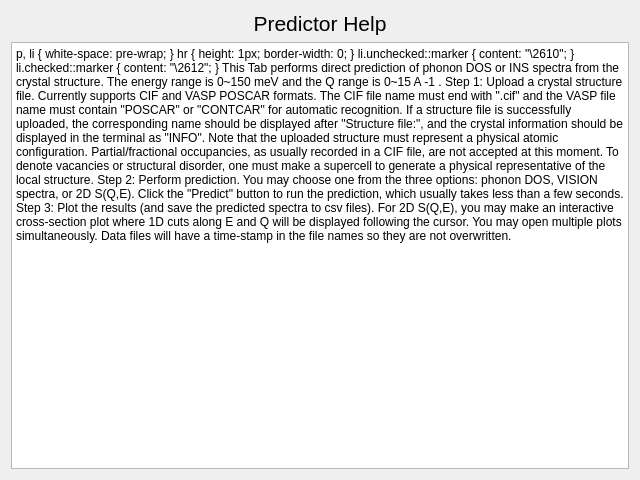
Above: gui/help_dp.ui from neutrons/inspired before the change. Below: the same form after it.
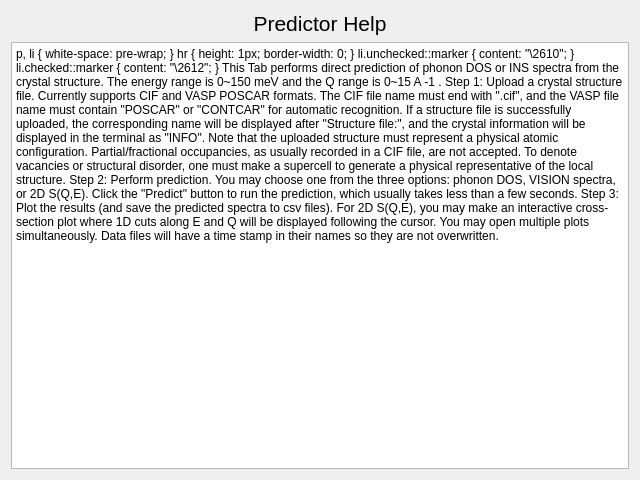
That is the form after the change.

Diff of the .ui file:
```diff
--- a/gui/help_dp.ui
+++ b/gui/help_dp.ui
@@ -33,11 +33,11 @@
 &lt;/style&gt;&lt;/head&gt;&lt;body style=&quot; font-family:'Segoe UI'; font-size:9pt; font-weight:400; font-style:normal;&quot;&gt;
 &lt;p style=&quot; margin-top:0px; margin-bottom:0px; margin-left:0px; margin-right:0px; -qt-block-indent:0; text-indent:0px;&quot;&gt;&lt;span style=&quot; font-size:12pt;&quot;&gt;This Tab performs direct prediction of phonon DOS or INS spectra from the crystal structure. The energy range is 0~150 meV and the Q range is 0~15 A&lt;/span&gt;&lt;span style=&quot; font-size:12pt; vertical-align:super;&quot;&gt;-1&lt;/span&gt;&lt;span style=&quot; font-size:12pt;&quot;&gt;.&lt;/span&gt;&lt;/p&gt;
 &lt;p style=&quot;-qt-paragraph-type:empty; margin-top:0px; margin-bottom:0px; margin-left:0px; margin-right:0px; -qt-block-indent:0; text-indent:0px; font-size:12pt;&quot;&gt;&lt;br /&gt;&lt;/p&gt;
-&lt;p style=&quot; margin-top:0px; margin-bottom:0px; margin-left:0px; margin-right:0px; -qt-block-indent:0; text-indent:0px;&quot;&gt;&lt;span style=&quot; font-size:12pt;&quot;&gt;Step 1: Upload a crystal structure file. Currently supports CIF and VASP POSCAR formats. The CIF file name must end with &amp;quot;.cif&amp;quot; and the VASP file name must contain &amp;quot;POSCAR&amp;quot; or &amp;quot;CONTCAR&amp;quot; for automatic recognition. If a structure file is successfully uploaded, the corresponding name should be displayed after &amp;quot;Structure file:&amp;quot;, and the crystal information should be displayed in the terminal as &amp;quot;INFO&amp;quot;. Note that the uploaded structure must represent a physical atomic configuration. Partial/fractional occupancies, as usually recorded in a CIF file, are not accepted at this moment. To denote vacancies or structural disorder, one must make a supercell to generate a physical representative of the local structure.&lt;/span&gt;&lt;/p&gt;
+&lt;p style=&quot; margin-top:0px; margin-bottom:0px; margin-left:0px; margin-right:0px; -qt-block-indent:0; text-indent:0px;&quot;&gt;&lt;span style=&quot; font-size:12pt;&quot;&gt;Step 1: Upload a crystal structure file. Currently supports CIF and VASP POSCAR formats. The CIF file name must end with &amp;quot;.cif&amp;quot;, and the VASP file name must contain &amp;quot;POSCAR&amp;quot; or &amp;quot;CONTCAR&amp;quot; for automatic recognition. If a structure file is successfully uploaded, the corresponding name will be displayed after &amp;quot;Structure file:&amp;quot;, and the crystal information will be displayed in the terminal as &amp;quot;INFO&amp;quot;. Note that the uploaded structure must represent a physical atomic configuration. Partial/fractional occupancies, as usually recorded in a CIF file, are not accepted. To denote vacancies or structural disorder, one must make a supercell to generate a physical representative of the local structure.&lt;/span&gt;&lt;/p&gt;
 &lt;p style=&quot;-qt-paragraph-type:empty; margin-top:0px; margin-bottom:0px; margin-left:0px; margin-right:0px; -qt-block-indent:0; text-indent:0px; font-size:12pt;&quot;&gt;&lt;br /&gt;&lt;/p&gt;
 &lt;p style=&quot; margin-top:0px; margin-bottom:0px; margin-left:0px; margin-right:0px; -qt-block-indent:0; text-indent:0px;&quot;&gt;&lt;span style=&quot; font-size:12pt;&quot;&gt;Step 2: Perform prediction. You may choose one from the three options: phonon DOS, VISION spectra, or 2D S(Q,E). Click the &amp;quot;Predict&amp;quot; button to run the prediction, which usually takes less than a few seconds. &lt;/span&gt;&lt;/p&gt;
 &lt;p style=&quot;-qt-paragraph-type:empty; margin-top:0px; margin-bottom:0px; margin-left:0px; margin-right:0px; -qt-block-indent:0; text-indent:0px; font-size:12pt;&quot;&gt;&lt;br /&gt;&lt;/p&gt;
-&lt;p style=&quot; margin-top:0px; margin-bottom:0px; margin-left:0px; margin-right:0px; -qt-block-indent:0; text-indent:0px;&quot;&gt;&lt;span style=&quot; font-size:12pt;&quot;&gt;Step 3: Plot the results (and save the predicted spectra to csv files). For 2D S(Q,E), you may make an interactive cross-section plot where 1D cuts along E and Q will be displayed following the cursor. You may open multiple plots simultaneously. Data files will have a time-stamp in the file names so they are not overwritten.&lt;/span&gt;&lt;/p&gt;&lt;/body&gt;&lt;/html&gt;</string>
+&lt;p style=&quot; margin-top:0px; margin-bottom:0px; margin-left:0px; margin-right:0px; -qt-block-indent:0; text-indent:0px;&quot;&gt;&lt;span style=&quot; font-size:12pt;&quot;&gt;Step 3: Plot the results (and save the predicted spectra to csv files). For 2D S(Q,E), you may make an interactive cross-section plot where 1D cuts along E and Q will be displayed following the cursor. You may open multiple plots simultaneously. Data files will have a time stamp in their names so they are not overwritten.&lt;/span&gt;&lt;/p&gt;&lt;/body&gt;&lt;/html&gt;</string>
      </property>
     </widget>
    </item>
```
